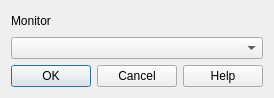
Above: dialogmonitors.ui from jlamk/qbmon before the change. Below: the same form after it.
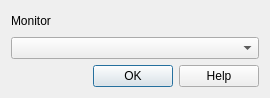
That is the form after the change.

The edit to the form file:
```diff
--- a/dialogmonitors.ui
+++ b/dialogmonitors.ui
@@ -24,13 +24,19 @@
    <item row="1" column="0" colspan="2">
     <widget class="QComboBox" name="comboBox"/>
    </item>
-   <item row="2" column="0" colspan="2">
+   <item row="2" column="0" colspan="2" alignment="Qt::AlignRight">
     <widget class="QDialogButtonBox" name="buttonBox">
+     <property name="layoutDirection">
+      <enum>Qt::LeftToRight</enum>
+     </property>
      <property name="orientation">
       <enum>Qt::Horizontal</enum>
      </property>
      <property name="standardButtons">
-      <set>QDialogButtonBox::Cancel|QDialogButtonBox::Help|QDialogButtonBox::Ok</set>
+      <set>QDialogButtonBox::Help|QDialogButtonBox::Ok</set>
+     </property>
+     <property name="centerButtons">
+      <bool>false</bool>
      </property>
     </widget>
    </item>
```
